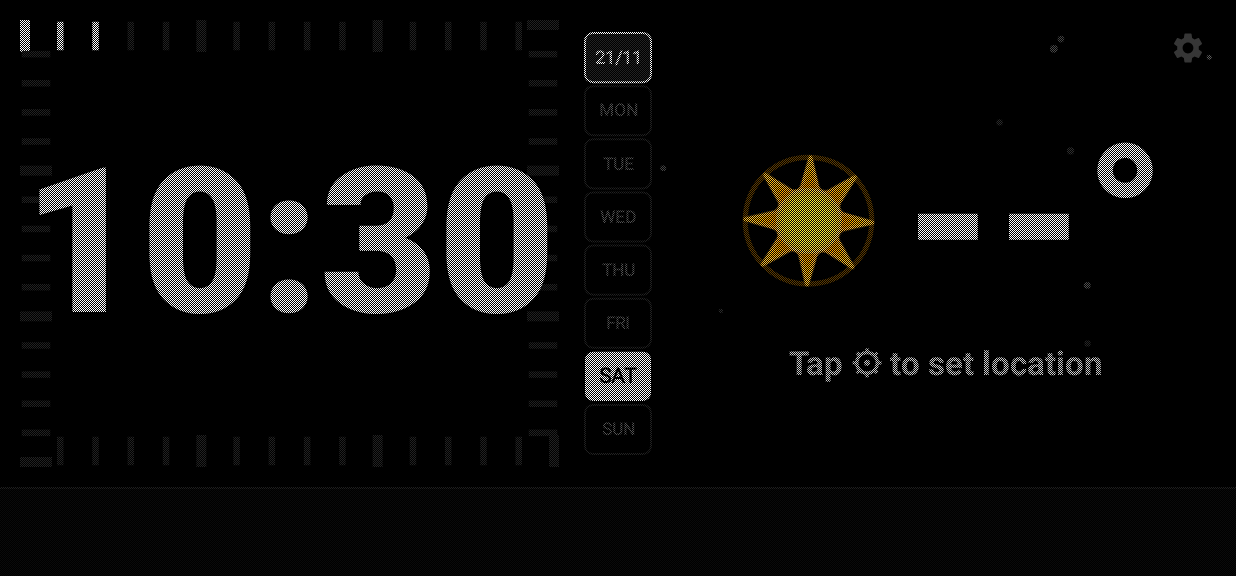
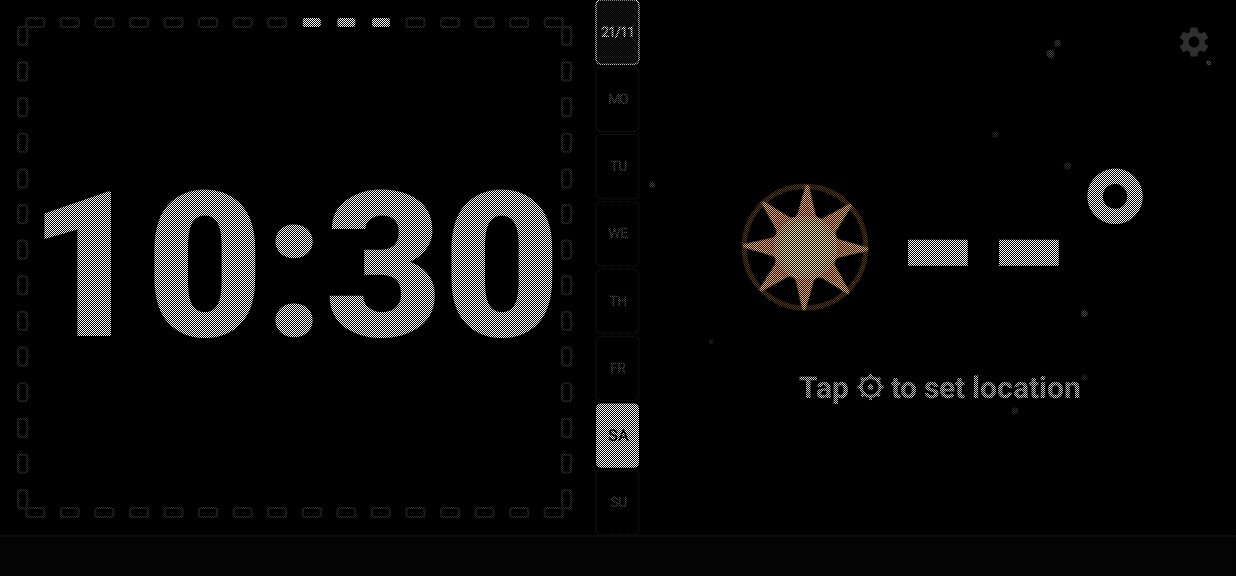
Before and after one commit to Hamza-Houaoui/HUB, an Android app: the first screen one second after launch (MainActivity), on a phone screen of 824 x 412 dp (held sideways). Shown: the top 576 px of the screen. Run offline under Robolectric (Android 15) with nearby library versions, the phone set to English and light mode, and no system bars.

Commit message:
feat: precision hollow/fill seconds blocks starting top-center, edge-to-edge slim calendar, compact 24h bar

```diff
--- a/app/src/main/java/com/hub/display/CalendarBarView.kt
+++ b/app/src/main/java/com/hub/display/CalendarBarView.kt
@@ -10,10 +10,13 @@ import android.view.View
 import java.util.Calendar
 
 /**
- * Vertical center divider with 8 boxes:
- * - Box 0 (Top): Month number (e.g. "11" for November) + Day number (e.g. "21")
- * - Box 1..7: Days of the week (MON, TUE, WED, THU, FRI, SAT, SUN)
- * The current day box lights up with bold highlight!
+ * Modern Slim Edge-to-Edge Calendar Divider:
+ * - Extends continuously from very top edge (0px) to bottom divider (0px)
+ * - Sleek minimal width (36dp)
+ * - 8 micro-cards:
+ *   - Box 0: Compact Date/Month ("21/11")
+ *   - Boxes 1..7: "M", "T", "W", "T", "F", "S", "S" (or "MO", "TU"..)
+ * - Highlighted day lights up with solid background card
  */
 class CalendarBarView @JvmOverloads constructor(
     context: Context,
@@ -21,15 +24,15 @@ class CalendarBarView @JvmOverloads constructor(
     defStyleAttr: Int = 0
 ) : View(context, attrs, defStyleAttr) {
 
-    private val days = arrayOf("MON", "TUE", "WED", "THU", "FRI", "SAT", "SUN")
-    private var currentDayIndex = 0 // 0 = MON ... 6 = SUN
-    private var monthNumberStr = "01"
-    private var dayNumberStr = "01"
+    private val days = arrayOf("MO", "TU", "WE", "TH", "FR", "SA", "SU")
+    private var currentDayIndex = 0
+    private var monthStr = "11"
+    private var dayStr = "21"
     private var isNightMode = false
 
-    private val boxPaint = Paint(Paint.ANTI_ALIAS_FLAG).apply {
+    private val boxBorderPaint = Paint(Paint.ANTI_ALIAS_FLAG).apply {
         style = Paint.Style.STROKE
-        strokeWidth = 2f
+        strokeWidth = 1.2f
     }
 
     private val fillPaint = Paint(Paint.ANTI_ALIAS_FLAG).apply {
@@ -44,12 +47,10 @@ class CalendarBarView @JvmOverloads constructor(
     fun updateDate(cal: Calendar, night: Boolean) {
         isNightMode = night
 
-        // Month is 0-indexed in Calendar
         val month = cal.get(Calendar.MONTH) + 1
-        monthNumberStr = String.format("%02d", month)
-        dayNumberStr = String.format("%02d", cal.get(Calendar.DAY_OF_MONTH))
+        monthStr = String.format("%02d", month)
+        dayStr = String.format("%02d", cal.get(Calendar.DAY_OF_MONTH))
 
-        // DAY_OF_WEEK: Sunday = 1, Monday = 2, Tuesday = 3 ...
         val dow = cal.get(Calendar.DAY_OF_WEEK)
         currentDayIndex = when (dow) {
             Calendar.MONDAY -> 0
@@ -70,37 +71,36 @@ class CalendarBarView @JvmOverloads constructor(
         val h = height.toFloat()
         if (w == 0f || h == 0f) return
 
-        val paddingV = 16f
-        val paddingH = 6f
-        val totalAvailableH = h - (paddingV * 2)
-        val boxH = totalAvailableH / 8f
-        val boxW = w - (paddingH * 2)
+        val sidePadding = 4f
+        val boxW = w - (sidePadding * 2)
+        val gap = 3f
+        val totalGaps = 7 * gap
+        val boxH = (h - totalGaps) / 8f
+        val corner = 5f
 
         val activeColor = if (isNightMode) Color.parseColor("#E53935") else Color.WHITE
-        val inactiveBorder = if (isNightMode) Color.parseColor("#330A0A") else Color.parseColor("#222222")
-        val inactiveText = if (isNightMode) Color.parseColor("#661111") else Color.parseColor("#555555")
+        val inactiveBorder = if (isNightMode) Color.parseColor("#2A0808") else Color.parseColor("#1C1C1C")
+        val inactiveText = if (isNightMode) Color.parseColor("#661515") else Color.parseColor("#555555")
 
         for (i in 0 until 8) {
-            val top = paddingV + (i * boxH) + 2f
-            val bottom = top + boxH - 4f
-            val left = paddingH
+            val top = i * (boxH + gap)
+            val bottom = top + boxH
+            val left = sidePadding
             val right = left + boxW
-
             val rect = RectF(left, top, right, bottom)
-            val corner = 8f
 
             if (i == 0) {
-                // Top box: Month number / Day number
-                fillPaint.color = if (isNightMode) Color.parseColor("#441111") else Color.parseColor("#222222")
+                // Top Date Box (Month / Day)
+                fillPaint.color = if (isNightMode) Color.parseColor("#380C0C") else Color.parseColor("#181818")
                 canvas.drawRoundRect(rect, corner, corner, fillPaint)
 
-                boxPaint.color = activeColor
-                canvas.drawRoundRect(rect, corner, corner, boxPaint)
+                boxBorderPaint.color = activeColor
+                canvas.drawRoundRect(rect, corner, corner, boxBorderPaint)
 
                 textPaint.color = activeColor
-                textPaint.textSize = boxW * 0.28f
+                textPaint.textSize = boxW * 0.32f
                 val cy = (top + bottom) / 2f
-                val text = "$dayNumberStr/$monthNumberStr"
+                val text = "$dayStr/$monthStr"
                 canvas.drawText(text, rect.centerX(), cy + (textPaint.textSize / 3f), textPaint)
             } else {
                 val dayIdx = i - 1
@@ -111,13 +111,13 @@ class CalendarBarView @JvmOverloads constructor(
                     canvas.drawRoundRect(rect, corner, corner, fillPaint)
 
                     textPaint.color = Color.BLACK
-                    textPaint.textSize = boxW * 0.32f
+                    textPaint.textSize = boxW * 0.38f
                 } else {
-                    boxPaint.color = inactiveBorder
-                    canvas.drawRoundRect(rect, corner, corner, boxPaint)
+                    boxBorderPaint.color = inactiveBorder
+                    canvas.drawRoundRect(rect, corner, corner, boxBorderPaint)
 
                     textPaint.color = inactiveText
-                    textPaint.textSize = boxW * 0.26f
+                    textPaint.textSize = boxW * 0.32f
                 }
 
                 val dayName = days[dayIdx]
--- a/app/src/main/java/com/hub/display/SecondsDialView.kt
+++ b/app/src/main/java/com/hub/display/SecondsDialView.kt
@@ -4,15 +4,16 @@ import android.content.Context
 import android.graphics.Canvas
 import android.graphics.Color
 import android.graphics.Paint
+import android.graphics.RectF
 import android.util.AttributeSet
 import android.view.View
 
 /**
- * 60 rectangular tick marks arranged along the rectangular border
- * of the left half of the screen.
- * - Thickness: Bold (8dp)
- * - Major ticks: Extra bold (12dp)
- * - Light up tick-by-tick with each second, reset when 60s completes.
+ * 60 Elegant Precision Segment Blocks encircling the clock:
+ * - Start at exact Top-Center (12 o'clock, tick index 0)
+ * - Proceeds clockwise: Top-Center -> Top-Right -> Right -> Bottom -> Left -> Top-Left
+ * - INACTIVE: Sleek hollow outline rectangle with subtle rounded corners
+ * - ACTIVE: Solid filled luminous rectangle
  */
 class SecondsDialView @JvmOverloads constructor(
     context: Context,
@@ -22,16 +23,15 @@ class SecondsDialView @JvmOverloads constructor(
 
     private var currentSecond: Int = 0
     private var activeColor: Int = Color.WHITE
-    private var inactiveColor: Int = Color.parseColor("#222222")
+    private var inactiveOutlineColor: Int = Color.parseColor("#333333")
 
-    private val activePaint = Paint(Paint.ANTI_ALIAS_FLAG).apply {
-        style = Paint.Style.STROKE
-        strokeCap = Paint.Cap.SQUARE
+    private val fillPaint = Paint(Paint.ANTI_ALIAS_FLAG).apply {
+        style = Paint.Style.FILL
     }
 
-    private val inactivePaint = Paint(Paint.ANTI_ALIAS_FLAG).apply {
+    private val strokePaint = Paint(Paint.ANTI_ALIAS_FLAG).apply {
         style = Paint.Style.STROKE
-        strokeCap = Paint.Cap.SQUARE
+        strokeWidth = 2.2f
     }
 
     fun setSecond(second: Int) {
@@ -43,7 +43,7 @@ class SecondsDialView @JvmOverloads constructor(
 
     fun setDialColors(active: Int, inactive: Int) {
         activeColor = active
-        inactiveColor = inactive
+        inactiveOutlineColor = inactive
         invalidate()
     }
 
@@ -53,71 +53,80 @@ class SecondsDialView @JvmOverloads constructor(
         val h = height.toFloat()
         if (w == 0f || h == 0f) return
 
-        val margin = 16f
+        val margin = 12f
         val left = margin
         val top = margin
         val right = w - margin
         val bottom = h - margin
 
-        val innerMargin = 38f
-        val innerLeft = innerMargin
-        val innerTop = innerMargin
-        val innerRight = w - innerMargin
-        val innerBottom = h - innerMargin
+        val segLength = 18f
+        val segThick = 9f
+        val corner = 2.5f
 
-        activePaint.color = activeColor
-        inactivePaint.color = inactiveColor
+        fillPaint.color = activeColor
+        strokePaint.color = inactiveOutlineColor
 
-        // 60 ticks distributed along rectangle perimeter:
-        // Top: 15 ticks (left to right)
-        // Right: 15 ticks (top to bottom)
-        // Bottom: 15 ticks (right to left)
-        // Left: 15 ticks (bottom to top)
+        // 60 segments:
+        // Top edge: 16 segments (starts at center: index 0 is at middle top, runs to right, then indices 53..59 come from left)
+        // Right edge: 14 segments
+        // Bottom edge: 16 segments
+        // Left edge: 14 segments
+        // Total = 16 + 14 + 16 + 14 = 60 segments!
+
+        val numTop = 16
+        val numRight = 14
+        val numBottom = 16
+        val numLeft = 14
+
+        val halfTop = numTop / 2 // 8
+
         for (i in 0 until 60) {
-            var x1 = 0f
-            var y1 = 0f
-            var x2 = 0f
-            var y2 = 0f
+            val rect: RectF
 
             when {
-                i < 15 -> { // Top edge
-                    val fraction = i / 15f
-                    val x = left + fraction * (right - left)
-                    x1 = x; y1 = top
-                    x2 = x; y2 = innerTop
+                // Top Right (from center x to right): indices 0..7 (8 segments)
+                i < halfTop -> {
+                    val step = (right - (left + right) / 2f) / halfTop
+                    val cx = ((left + right) / 2f) + (i * step) + (step / 2f)
+                    rect = RectF(cx - (segLength / 2f), top, cx + (segLength / 2f), top + segThick)
                 }
-                i < 30 -> { // Right edge
-                    val fraction = (i - 15) / 15f
-                    val y = top + fraction * (bottom - top)
-                    x1 = right; y1 = y
-                    x2 = innerRight; y2 = y
+                // Right Edge: indices 8..21 (14 segments, top to bottom)
+                i < halfTop + numRight -> {
+                    val rIdx = i - halfTop
+                    val step = (bottom - top) / numRight
+                    val cy = top + (rIdx * step) + (step / 2f)
+                    rect = RectF(right - segThick, cy - (segLength / 2f), right, cy + (segLength / 2f))
                 }
-                i < 45 -> { // Bottom edge
-                    val fraction = (i - 30) / 15f
-                    val x = right - fraction * (right - left)
-                    x1 = x; y1 = bottom
-                    x2 = x; y2 = innerBottom
+                // Bottom Edge: indices 22..37 (16 segments, right to left)
+                i < halfTop + numRight + numBottom -> {
+                    val bIdx = i - (halfTop + numRight)
+                    val step = (right - left) / numBottom
+                    val cx = right - (bIdx * step) - (step / 2f)
+                    rect = RectF(cx - (segLength / 2f), bottom - segThick, cx + (segLength / 2f), bottom)
                 }
-                else -> { // Left edge
-                    val fraction = (i - 45) / 15f
-                    val y = bottom - fraction * (bottom - top)
-                    x1 = left; y1 = y
-                    x2 = innerLeft; y2 = y
+                // Left Edge: indices 38..51 (14 segments, bottom to top)
+                i < halfTop + numRight + numBottom + numLeft -> {
+                    val lIdx = i - (halfTop + numRight + numBottom)
+                    val step = (bottom - top) / numLeft
+                    val cy = bottom - (lIdx * step) - (step / 2f)
+                    rect = RectF(left, cy - (segLength / 2f), left + segThick, cy + (segLength / 2f))
+                }
+                // Top Left: indices 52..59 (8 segments, left to center)
+                else -> {
+                    val tlIdx = i - (halfTop + numRight + numBottom + numLeft)
+                    val step = (((left + right) / 2f) - left) / halfTop
+                    val cx = left + (tlIdx * step) + (step / 2f)
+                    rect = RectF(cx - (segLength / 2f), top, cx + (segLength / 2f), top + segThick)
                 }
             }
 
-            val isMajor = (i % 5 == 0)
-            val strokeW = if (isMajor) 10f else 6.5f
-
-            val paint = if (i <= currentSecond) {
-                activePaint.strokeWidth = strokeW
-                activePaint
+            if (i <= currentSecond) {
+                // ACTIVE: Solid filled with subtle glow
+                canvas.drawRoundRect(rect, corner, corner, fillPaint)
             } else {
-                inactivePaint.strokeWidth = strokeW
-                inactivePaint
+                // INACTIVE: Sleek hollow precision border
+                canvas.drawRoundRect(rect, corner, corner, strokePaint)
             }
-
-            canvas.drawLine(x1, y1, x2, y2, paint)
         }
     }
 }
--- a/app/src/main/res/layout/activity_main.xml
+++ b/app/src/main/res/layout/activity_main.xml
@@ -5,13 +5,13 @@
     android:layout_height="match_parent"
     android:background="#000000">
 
-    <!-- ═══ Main Content: Upper Area + Bottom 24h Bar ═══ -->
+    <!-- ═══ Main Full Screen Vertical Flow ═══ -->
     <LinearLayout
         android:layout_width="match_parent"
         android:layout_height="match_parent"
         android:orientation="vertical">
 
-        <!-- Upper Area: Split Screen (Clock | Calendar Divider | Weather) -->
+        <!-- Upper Area: Split Screen (Clock | Slim Calendar Divider | Weather) -->
         <LinearLayout
             android:layout_width="match_parent"
             android:layout_height="0dp"
@@ -19,14 +19,14 @@
             android:orientation="horizontal"
             android:baselineAligned="false">
 
-            <!-- ─── Left: Rectangular Seconds Cadre + Huge Bold Clock ─── -->
+            <!-- ─── Left: Rectangular Cadre 60 Precision Blocks + Huge Clock ─── -->
             <FrameLayout
                 android:layout_width="0dp"
                 android:layout_height="match_parent"
                 android:layout_weight="1"
-                android:padding="6dp">
+                android:padding="4dp">
 
-                <!-- 60 Thick Rectangular Tick Marks encircling left half -->
+                <!-- 60 Thick Hollow/Filled Precision Blocks Starting Top-Center -->
                 <com.hub.display.SecondsDialView
                     android:id="@+id/secondsDialView"
                     android:layout_width="match_parent"
@@ -53,13 +53,13 @@
                 </LinearLayout>
             </FrameLayout>
 
-            <!-- ─── Center: 8-Box Calendar Strip (Month/Day + 7 Days) ─── -->
+            <!-- ─── Center: Slim Seamless Edge-to-Edge 8-Box Calendar Strip ─── -->
             <com.hub.display.CalendarBarView
                 android:id="@+id/calendarBarView"
-                android:layout_width="52dp"
+                android:layout_width="34dp"
                 android:layout_height="match_parent"
-                android:layout_marginTop="10dp"
-                android:layout_marginBottom="10dp" />
+                android:layout_marginStart="2dp"
+                android:layout_marginEnd="2dp" />
 
             <!-- ─── Right: Weather Particles + Animated Icon + Huge Temp ─── -->
             <FrameLayout
@@ -80,7 +80,7 @@
                     android:layout_gravity="center"
                     android:gravity="center"
                     android:orientation="vertical"
-                    android:padding="8dp">
+                    android:padding="6dp">
 
                     <LinearLayout
                         android:layout_width="wrap_content"
@@ -91,15 +91,15 @@
                         <!-- Animated Weather Icon -->
                         <com.hub.display.AnimatedWeatherIconView
                             android:id="@+id/animatedWeatherIcon"
-                            android:layout_width="110dp"
-                            android:layout_height="110dp" />
+                            android:layout_width="105dp"
+                            android:layout_height="105dp" />
 
                         <!-- Huge Temperature Matching Clock Size -->
                         <TextView
                             android:id="@+id/weatherTemp"
                             android:layout_width="wrap_content"
                             android:layout_height="wrap_content"
-                            android:layout_marginStart="8dp"
+                            android:layout_marginStart="6dp"
                             android:text="--°"
                             android:textColor="#FFFFFF"
                             android:textSize="135sp"
@@ -121,18 +121,18 @@
                             android:text=""
                             android:textColor="#CCCCCC"
                             android:textStyle="bold"
-                            android:textSize="22sp" />
+                            android:textSize="20sp" />
 
                         <!-- Main Current Rain Chance % -->
                         <TextView
                             android:id="@+id/currentRainProb"
                             android:layout_width="wrap_content"
                             android:layout_height="wrap_content"
-                            android:layout_marginStart="14dp"
+                            android:layout_marginStart="12dp"
                             android:text=""
                             android:textColor="#4FC3F7"
                             android:textStyle="bold"
-                            android:textSize="20sp"
+                            android:textSize="18sp"
                             android:visibility="gone" />
                     </LinearLayout>
 
@@ -141,19 +141,19 @@
 
         </LinearLayout>
 
-        <!-- ─── Divider before Bottom Bar ─── -->
+        <!-- ─── Sleek Hairline Divider ─── -->
         <View
             android:layout_width="match_parent"
             android:layout_height="1dp"
-            android:background="#1E1E1E" />
+            android:background="#161616" />
 
-        <!-- ─── Bottom 24h Hourly Forecast Bar (Taller 86dp, Full Content Visible) ─── -->
+        <!-- ─── Compact Sleek 24h Hourly Forecast Bar (54dp only, Clean & Sharp) ─── -->
         <HorizontalScrollView
             android:layout_width="match_parent"
-            android:layout_height="86dp"
+            android:layout_height="54dp"
             android:scrollbars="none"
             android:overScrollMode="never"
-            android:background="#0A0A0A">
+            android:background="#070707">
 
             <LinearLayout
                 android:id="@+id/hourlyContainer"
@@ -161,8 +161,8 @@
                 android:layout_height="match_parent"
                 android:gravity="center_vertical"
                 android:orientation="horizontal"
-                android:paddingStart="8dp"
-                android:paddingEnd="8dp" />
+                android:paddingStart="6dp"
+                android:paddingEnd="6dp" />
         </HorizontalScrollView>
 
     </LinearLayout>
@@ -178,13 +178,13 @@
     <!-- ═══ Settings Button ═══ -->
     <ImageButton
         android:id="@+id/settingsBtn"
-        android:layout_width="44dp"
-        android:layout_height="44dp"
+        android:layout_width="40dp"
+        android:layout_height="40dp"
         android:layout_gravity="top|end"
-        android:layout_margin="10dp"
+        android:layout_margin="8dp"
         android:background="?android:attr/selectableItemBackgroundBorderless"
         android:contentDescription="@string/settings"
         android:src="@drawable/ic_settings"
-        android:alpha="0.4" />
+        android:alpha="0.35" />
 
 </FrameLayout>
--- a/app/src/main/res/layout/item_hourly_forecast.xml
+++ b/app/src/main/res/layout/item_hourly_forecast.xml
@@ -4,10 +4,10 @@
     android:layout_height="match_parent"
     android:gravity="center"
     android:orientation="vertical"
-    android:paddingStart="12dp"
-    android:paddingEnd="12dp"
-    android:paddingTop="4dp"
-    android:paddingBottom="6dp">
+    android:paddingStart="10dp"
+    android:paddingEnd="10dp"
+    android:paddingTop="2dp"
+    android:paddingBottom="2dp">
 
     <!-- Time: e.g. 14:00 -->
     <TextView
@@ -15,41 +15,50 @@
         android:layout_width="wrap_content"
         android:layout_height="wrap_content"
         android:text="14:00"
-        android:textColor="#AAAAAA"
-        android:textSize="12sp"
-        android:fontFamily="sans-serif-medium" />
+        android:textColor="#888888"
+        android:textSize="11sp"
+        android:fontFamily="sans-serif-medium"
+        android:includeFontPadding="false" />
 
     <!-- Emoji / Icon -->
     <TextView
         android:id="@+id/hourlyEmoji"
         android:layout_width="wrap_content"
         android:layout_height="wrap_content"
-        android:layout_marginTop="2dp"
+        android:layout_marginTop="1dp"
         android:text="☀️"
-        android:textSize="22sp" />
+        android:textSize="18sp"
+        android:includeFontPadding="false" />
 
-    <!-- Temp: bold, fully visible -->
+    <!-- Temp + Rain in compact row -->
+    <LinearLayout
+        android:layout_width="wrap_content"
+        android:layout_height="wrap_content"
+        android:layout_marginTop="1dp"
+        android:gravity="center_vertical"
+        android:orientation="horizontal">
+
         <TextView
             android:id="@+id/hourlyTemp"
             android:layout_width="wrap_content"
             android:layout_height="wrap_content"
-        android:layout_marginTop="2dp"
             android:text="15°"
             android:textColor="#FFFFFF"
             android:textStyle="bold"
-        android:textSize="15sp"
+            android:textSize="13sp"
             android:includeFontPadding="false" />
 
-    <!-- Rain % (only shows when > 0%) -->
         <TextView
             android:id="@+id/hourlyRainProb"
             android:layout_width="wrap_content"
             android:layout_height="wrap_content"
-        android:layout_marginTop="1dp"
-        android:text="💧 40%"
+            android:layout_marginStart="3dp"
+            android:text="40%"
             android:textColor="#4FC3F7"
             android:textStyle="bold"
-        android:textSize="10sp"
-        android:visibility="gone" />
+            android:textSize="9sp"
+            android:visibility="gone"
+            android:includeFontPadding="false" />
+    </LinearLayout>
 
 </LinearLayout>
```
Lines whose indentation alone changed are shown as unchanged.
